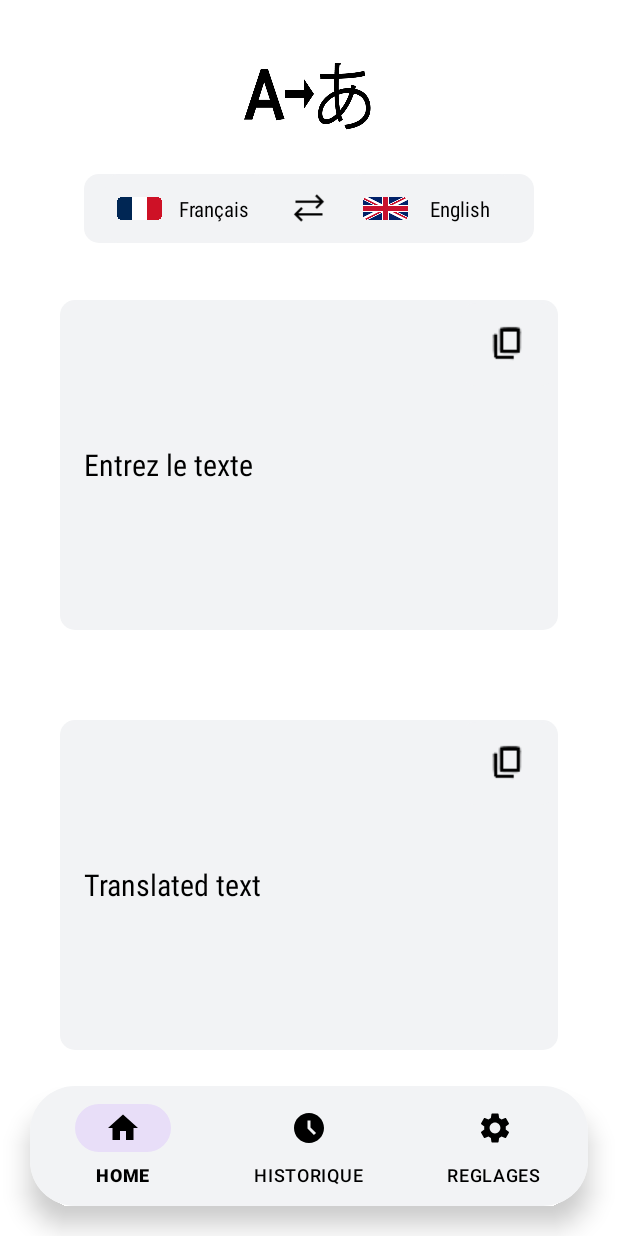
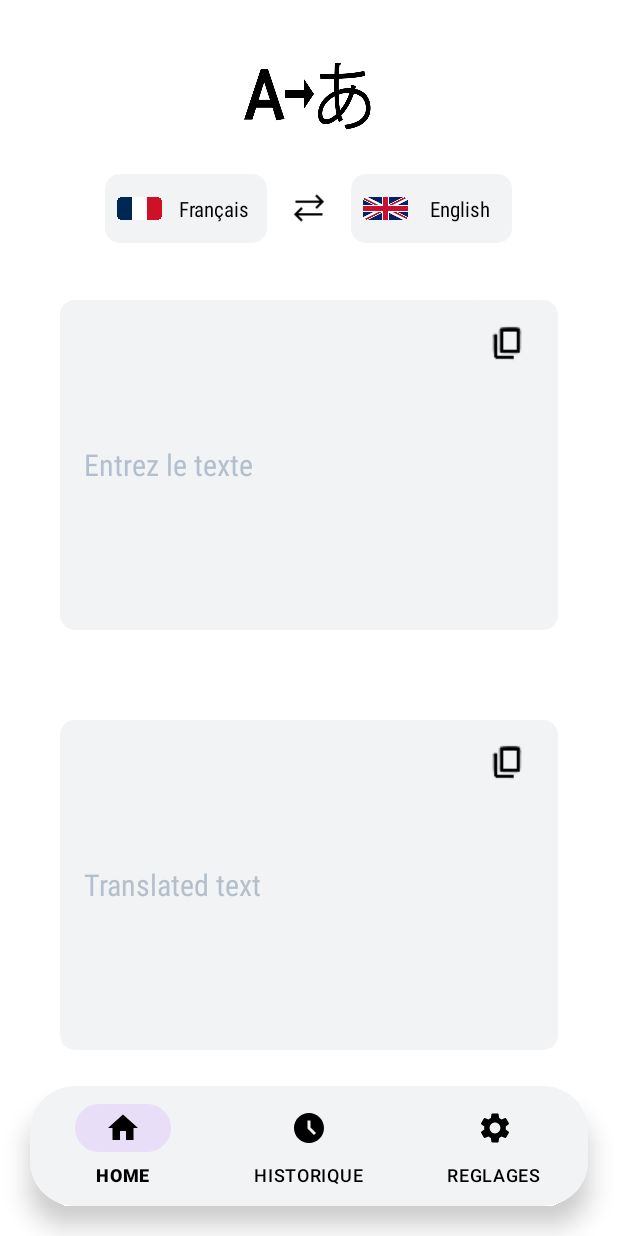
Before and after one commit to Math23125/TranslationApplication, an Android app: the screen it shows after launch (MainActivity), on a phone screen of 412 x 824 dp. Run offline under Robolectric (Android 15) with nearby library versions, the phone set to English and light mode, and no system bars.

Commit message:
NavBarre

```diff
--- a/app/src/main/java/com/example/navbarre/fragment/Homepower/TranslationCall.java
+++ b/app/src/main/java/com/example/navbarre/fragment/Homepower/TranslationCall.java
@@ -58,7 +58,7 @@ public class TranslationCall {
 
         RequestBody body = RequestBody.create(JSON, jsonObject.toString());
         Request request = new Request.Builder()
-                .url("http://192.168.1.18:5000/translate/" + currentLang)
+                .url("http://192.168.1.19:5000/translate/" + currentLang)
                 .post(body)
                 .build();
 
--- /dev/null
+++ b/app/src/main/res/drawable/rounded_dialog.xml
@@ -0,0 +1,5 @@
+<?xml version="1.0" encoding="utf-8"?>
+<shape xmlns:android="http://schemas.android.com/apk/res/android">
+    <solid android:color="?attr/colorPrimary" />
+    <corners android:radius="0dp"/>
+</shape>
--- a/app/src/main/res/layout/fragment_home.xml
+++ b/app/src/main/res/layout/fragment_home.xml
@@ -29,7 +29,6 @@
         android:layout_alignParentEnd="true"
         android:layout_marginStart="56dp"
         android:layout_marginEnd="56dp"
-        android:background="@drawable/rounded_white_background"
         android:orientation="horizontal"
         android:gravity="center">
 
@@ -115,7 +114,7 @@
             android:layout_height="220dp"
             android:background="@drawable/rounded_corner"
             android:hint="Entrez le texte"
-            android:textColorHint="?attr/android:textColor"
+            android:textColorHint="?attr/android:textColorHint"
             android:padding="16dp"
             android:textColor="?attr/android:textColor"
             android:textSize="20sp"
@@ -152,7 +151,7 @@
             android:layout_height="220dp"
             android:background="@drawable/rounded_corner"
             android:hint="Translated text"
-            android:textColorHint="?attr/android:textColor"
+            android:textColorHint="?attr/android:textColorHint"
             android:padding="16dp"
             android:textColor="?attr/android:textColor"
             android:textSize="20sp"
--- a/app/src/main/res/values/colors.xml
+++ b/app/src/main/res/values/colors.xml
@@ -9,6 +9,8 @@
     <color name="red">#FF0000</color>
     <color name="darkgrey">#555B61</color>
     <color name="darkgreydark">#303030</color>
+    <color name="darkwhite">#B3BFCC</color>
+
 
 
 
--- a/app/src/main/res/values/style.xml
+++ b/app/src/main/res/values/style.xml
@@ -8,6 +8,8 @@
         <item name="android:iconTint">@color/black</item> <!-- Couleur des icônes -->
         <item name="colorPrimary">@color/whitegrey</item> <!-- Couleur de fond de la barre d'action -->
         <item name="colorOnBackground">@color/white</item> <!-- Couleur de fond de la barre d'action -->
+        <item name="android:textColorHint">@color/darkwhite</item> <!-- Couleur de fond de la barre d'action -->
+
 
         <!-- Autres attributs -->
     </style>
@@ -19,6 +21,8 @@
         <item name="android:iconTint">@color/whitegrey</item> <!-- Couleur des icônes -->
         <item name="colorPrimary">@color/darkgrey</item>
         <item name="colorOnBackground">@color/darkgreydark</item> <!-- Couleur de fond de la barre d'action -->
+        <item name="android:textColorHint">@color/darkwhite</item> <!-- Couleur de fond de la barre d'action -->
+
         <!-- Couleur de fond de la barre d'action -->
         <!-- Autres attributs -->
     </style>
```
Also changed, not shown: app/src/main/java/com/example/navbarre/fragment/FragmentSettings.java (+3 -5 lines), app/src/main/res/layout/dialog_custom.xml (+6 -4 lines).
